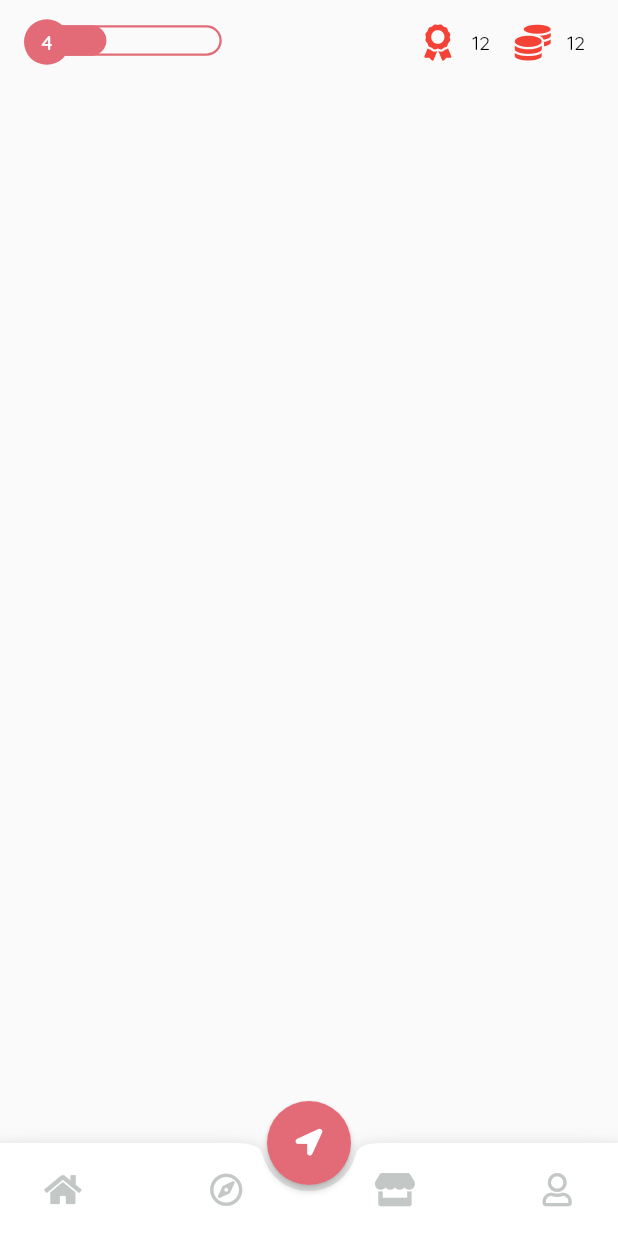
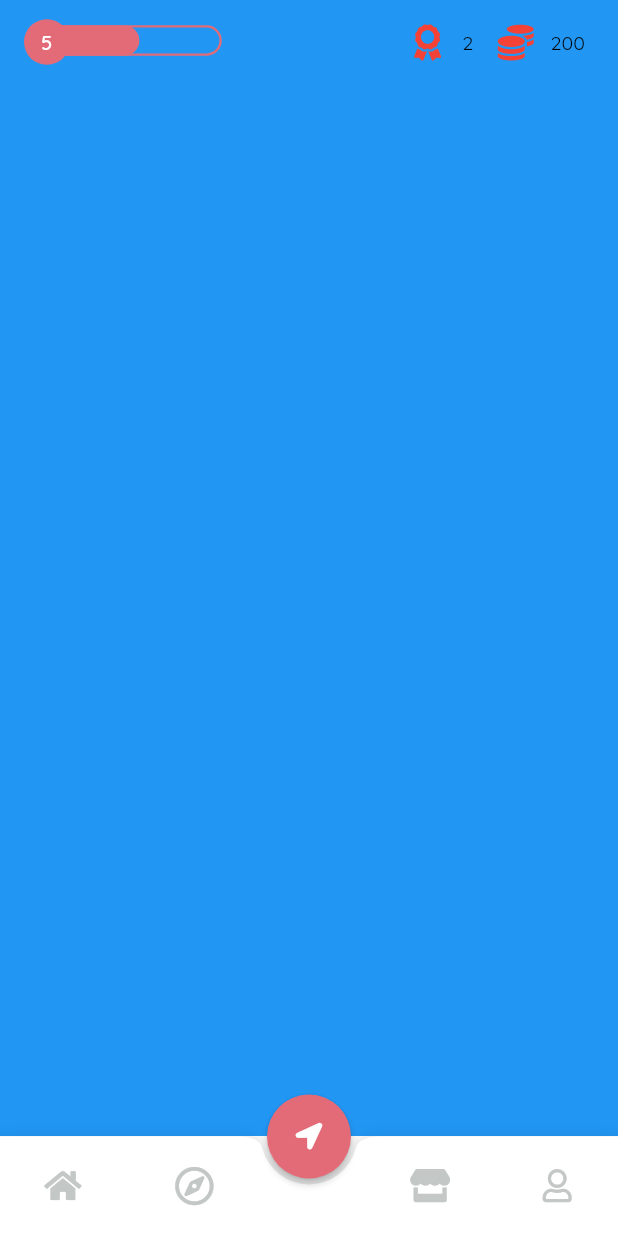
Before and after one commit to Nischal10/Redshift, a Flutter app: the screen it shows after launch, on a phone screen of 412 x 824 dp. Run offline on Flutter 3.47's test engine with Material 2 defaults, Android fonts, the phone set to English and light mode, and no system bars; our stand-ins replace flare_flutter, flutter_screenutil, font_awesome_flutter.

Commit message:
Added game page view

```diff
--- /dev/null
+++ b/lib/uiwidgets/game_app_bar/game_app_bar.dart
@@ -0,0 +1,76 @@
+import 'package:flutter/material.dart';
+import 'package:flutter_screenutil/flutter_screenutil.dart';
+import 'package:font_awesome_flutter/font_awesome_flutter.dart';
+import 'package:redshift/assets/assets.dart';
+import 'package:redshift/uiwidgets/level_widget/level_widget.dart';
+
+class GameAppBar extends StatelessWidget {
+  final int badge;
+  final int coin;
+  final int level;
+  final double levelProgress;
+
+  const GameAppBar({
+    Key key,
+    @required this.badge,
+    @required this.coin,
+    @required this.level,
+    @required this.levelProgress,
+  }) : super(key: key);
+
+  @override
+  Widget build(BuildContext context) {
+    ScreenUtil.instance = ScreenUtil(
+      width: ScreenSize.screenWidth,
+      height: ScreenSize.screenHeight,
+    )..init(context);
+
+    return AppBar(
+      backgroundColor: Colors.transparent,
+      elevation: 0,
+      automaticallyImplyLeading: false,
+      centerTitle: false,
+      title: LevelWidget(
+        level: level,
+        percent: levelProgress,
+      ),
+      actions: <Widget>[
+        Icon(
+          FontAwesomeIcons.award,
+          color: Colors.red,
+        ),
+        SizedBox(
+          width: ScreenUtil().setWidth(10),
+        ),
+        Center(
+          child: Text(
+            '$badge',
+            style: TextStyle(
+              fontSize: FontSize.fontSize12,
+              color: Colors.black,
+            ),
+          ),
+        ),
+        SizedBox(
+          width: ScreenUtil().setWidth(15),
+        ),
+        Icon(FontAwesomeIcons.coins, color: Colors.red),
+        SizedBox(
+          width: ScreenUtil().setWidth(10),
+        ),
+        Center(
+          child: Text(
+            '$coin',
+            style: TextStyle(
+              fontSize: FontSize.fontSize12,
+              color: Colors.black,
+            ),
+          ),
+        ),
+        SizedBox(
+          width: ScreenUtil().setWidth(20),
+        )
+      ],
+    );
+  }
+}
--- a/lib/uiwidgets/game_scaffold/game_scaffold.dart
+++ b/lib/uiwidgets/game_scaffold/game_scaffold.dart
@@ -2,7 +2,7 @@ import 'package:flutter/material.dart';
 import 'package:flutter_screenutil/flutter_screenutil.dart';
 import 'package:font_awesome_flutter/font_awesome_flutter.dart';
 import 'package:redshift/assets/assets.dart';
-import 'package:redshift/uiwidgets/level_widget/level_widget.dart';
+import 'package:redshift/uiwidgets/game_app_bar/game_app_bar.dart';
 
 class GameScaffold extends StatefulWidget {
   final Widget child;
@@ -12,6 +12,21 @@ class GameScaffold extends StatefulWidget {
 }
 
 class _GameScaffoldState extends State<GameScaffold> {
+  final PageController pageController = PageController();
+
+  int selectedPage = 0;
+
+  @override
+  void initState() {
+    super.initState();
+  }
+
+  @override
+  void dispose() {
+    pageController?.dispose();
+    super.dispose();
+  }
+
   @override
   Widget build(BuildContext context) {
     ScreenUtil.instance = ScreenUtil(
@@ -20,50 +35,6 @@ class _GameScaffoldState extends State<GameScaffold> {
     )..init(context);
 
     return Scaffold(
-      appBar: AppBar(
-        backgroundColor: Color.fromRGBO(255, 255, 255, 0),
-        elevation: 0,
-        automaticallyImplyLeading: false,
-        centerTitle: false,
-        title: LevelWidget(
-          level: 4,
-          percent: 30,
-        ),
-        actions: <Widget>[
-          Icon(FontAwesomeIcons.award, color: Colors.red),
-          SizedBox(
-            width: ScreenUtil().setWidth(10),
-          ),
-          Center(
-            child: Text(
-              '12',
-              style: TextStyle(
-                fontSize: FontSize.fontSize12,
-                color: Colors.black,
-              ),
-            ),
-          ),
-          SizedBox(
-            width: ScreenUtil().setWidth(15),
-          ),
-          Icon(FontAwesomeIcons.coins, color: Colors.red),
-          SizedBox(
-            width: ScreenUtil().setWidth(10),
-          ),
-          Center(
-            child: Text(
-              '12',
-              style: TextStyle(
-                fontSize: FontSize.fontSize12,
-                color: Colors.black,
-              ),
-            ),
-          ),
-          SizedBox(
-            width: ScreenUtil().setWidth(20),
-          )
-        ],
-      ),
       key: widget.key,
       floatingActionButtonLocation: FloatingActionButtonLocation.centerDocked,
       floatingActionButton: FloatingActionButton(
@@ -89,30 +60,71 @@ class _GameScaffoldState extends State<GameScaffold> {
                 padding: EdgeInsets.only(
                   left: ScreenUtil().setWidth(5),
                 ),
+                child: InkWell(
+                  onTap: () {
+                    _pageHandler(0);
+                  },
+                  radius: ScreenUtil().setWidth(200),
+                  borderRadius: BorderRadius.circular(
+                    ScreenUtil().setWidth(200),
+                  ),
+                  splashColor: Color(AppColors.primary),
                   child: Icon(
                     FontAwesomeIcons.home,
                     color: Color(0xffC3C7C6),
                     size: FontSize.fontSize20,
                   ),
                 ),
-              Icon(
+              ),
+              InkWell(
+                onTap: () {
+                  _pageHandler(1);
+                },
+                radius: ScreenUtil().setWidth(200),
+                borderRadius: BorderRadius.circular(
+                  ScreenUtil().setWidth(200),
+                ),
+                splashColor: Color(AppColors.primary),
+                child: Icon(
                   FontAwesomeIcons.compass,
+                  color: Color(0xffC3C7C6),
+                  size: FontSize.fontSize24,
+                ),
+              ),
+              SizedBox(width: ScreenUtil().setWidth(1)),
+              InkWell(
+                onTap: () {
+                  _pageHandler(2);
+                },
+                radius: ScreenUtil().setWidth(200),
+                borderRadius: BorderRadius.circular(
+                  ScreenUtil().setWidth(200),
+                ),
+                splashColor: Color(AppColors.primary),
+                child: Icon(
+                  FontAwesomeIcons.store,
                   color: Color(0xffC3C7C6),
                   size: FontSize.fontSize20,
                 ),
-              Icon(
-                FontAwesomeIcons.store,
-                color: Color(0xffC3C7C6),
-                size: FontSize.fontSize20,
               ),
               Padding(
                 padding: EdgeInsets.only(
                   right: ScreenUtil().setWidth(5),
                 ),
+                child: InkWell(
+                  onTap: () {
+                    _pageHandler(3);
+                  },
+                  radius: ScreenUtil().setWidth(200),
+                  borderRadius: BorderRadius.circular(
+                    ScreenUtil().setWidth(200),
+                  ),
+                  splashColor: Color(AppColors.primary),
                   child: Icon(
                     FontAwesomeIcons.user,
                     color: Color(0xffC3C7C6),
                     size: FontSize.fontSize20,
+                  ),
                 ),
               ),
             ],
@@ -120,7 +132,49 @@ class _GameScaffoldState extends State<GameScaffold> {
         ),
         color: Colors.white,
       ),
-      body: widget.child,
+      body: Stack(
+        children: <Widget>[
+          PageView(
+            controller: pageController,
+            children: <Widget>[
+              Container(
+                width: double.infinity,
+                height: double.infinity,
+                color: Colors.blue,
+              ),
+              Container(
+                width: double.infinity,
+                height: double.infinity,
+                color: Colors.red,
+              ),
+              Container(
+                width: double.infinity,
+                height: double.infinity,
+                color: Colors.green,
+              ),
+              Container(
+                width: double.infinity,
+                height: double.infinity,
+                color: Colors.yellow,
+              ),
+            ],
+          ),
+          GameAppBar(
+            badge: 2,
+            coin: 200,
+            level: 5,
+            levelProgress: 50,
+          ),
+        ],
+      ),
+    );
+  }
+
+  void _pageHandler(int pageNumber) {
+    pageController.animateToPage(
+      pageNumber,
+      curve: Curves.easeIn,
+      duration: Duration(milliseconds: 300),
     );
   }
 }
```
Lines whose indentation alone changed are shown as unchanged.
